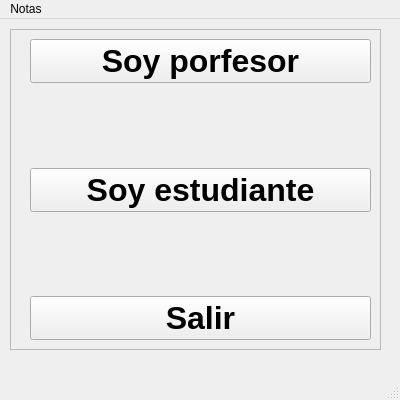
Above: view/inicio.ui from Juan961/POSM-Project before the change. Below: the same form after it.
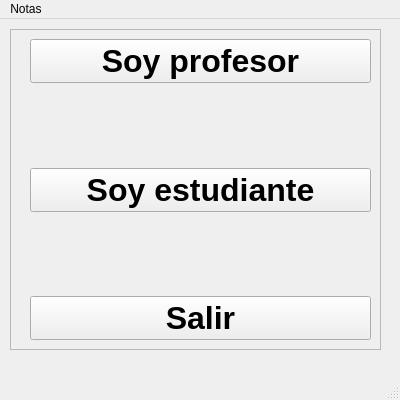
That is the form after the change.

Patch:
```diff
--- a/view/inicio.ui
+++ b/view/inicio.ui
@@ -50,7 +50,7 @@
          </font>
         </property>
         <property name="text">
-         <string>Soy porfesor</string>
+         <string>Soy profesor</string>
         </property>
        </widget>
       </item>
```
